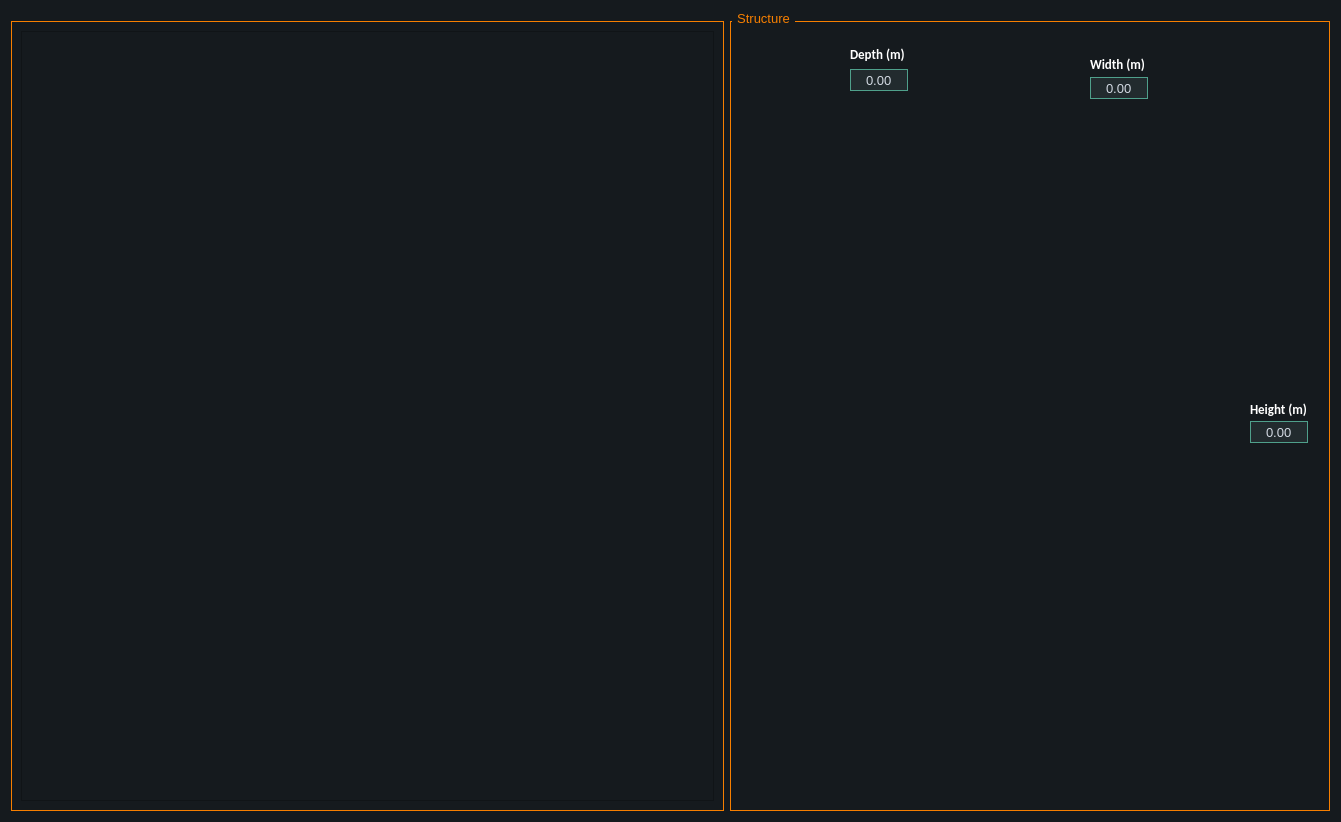
Old version of the form ui/tender_application/installation_tab.ui in the repository AliTavakoliNiya/GriinPower.
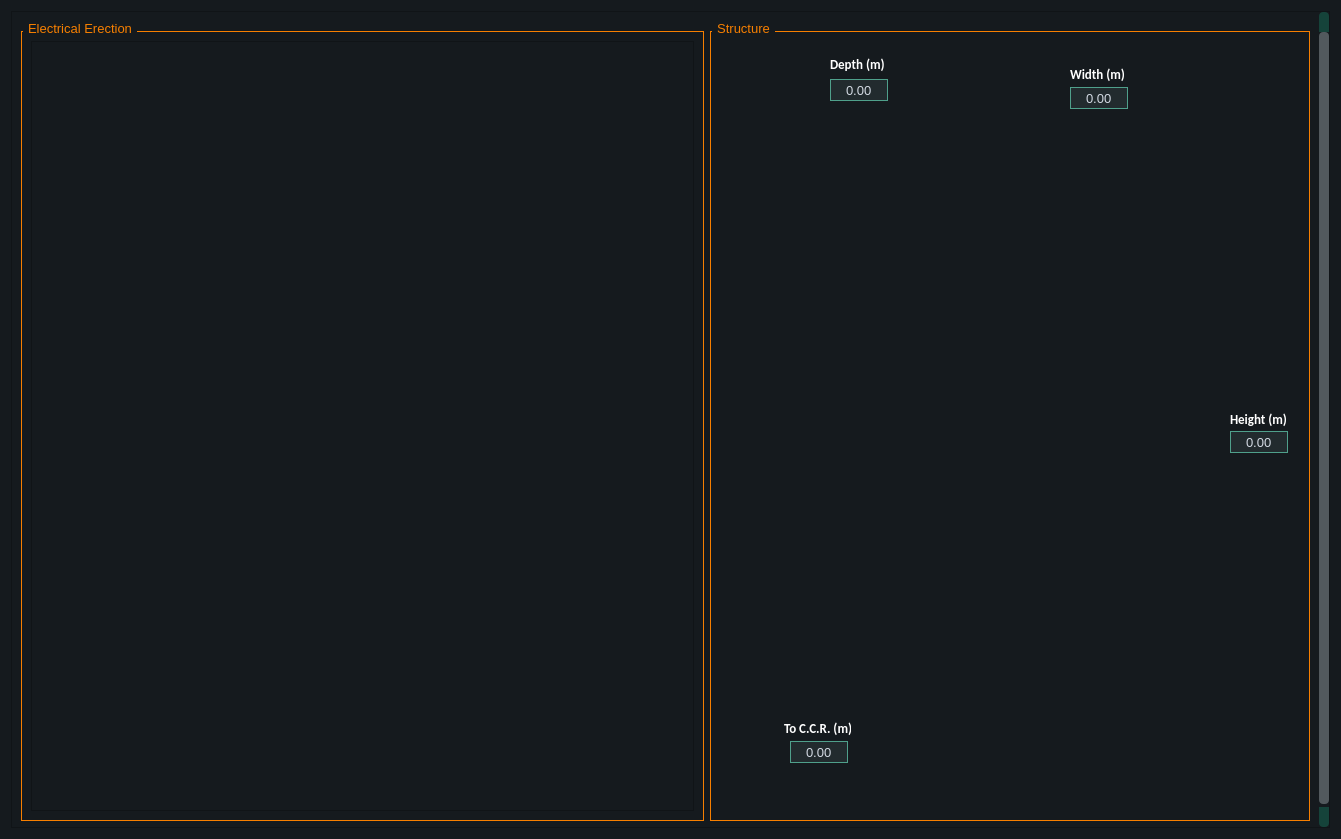
New version of the form. Icons and pictures are not drawn.

```diff
--- a/ui/tender_application/installation_tab.ui
+++ b/ui/tender_application/installation_tab.ui
@@ -7,9 +7,15 @@
     <x>0</x>
     <y>0</y>
     <width>1341</width>
-    <height>819</height>
+    <height>839</height>
    </rect>
   </property>
+  <property name="minimumSize">
+   <size>
+    <width>1280</width>
+    <height>0</height>
+   </size>
+  </property>
   <property name="windowTitle">
    <string>MainWindow</string>
   </property>
@@ -904,20 +910,41 @@
 
 </string>
   </property>
-  <layout class="QHBoxLayout" name="horizontalLayout">
-   <item>
-    <widget class="QGroupBox" name="groupBox">
-     <property name="maximumSize">
+  <layout class="QGridLayout" name="gridLayout">
+   <item row="0" column="0">
+    <widget class="QScrollArea" name="scrollArea">
+     <property name="minimumSize">
       <size>
-       <width>16777215</width>
-       <height>16777215</height>
+       <width>1280</width>
+       <height>0</height>
+      </size>
+     </property>
+     <property name="widgetResizable">
+      <bool>true</bool>
+     </property>
+     <widget class="QWidget" name="scrollAreaWidgetContents">
+      <property name="geometry">
+       <rect>
+        <x>0</x>
+        <y>0</y>
+        <width>1321</width>
+        <height>819</height>
+       </rect>
+      </property>
+      <layout class="QGridLayout" name="gridLayout_3">
+       <item row="0" column="0">
+        <widget class="QGroupBox" name="groupBox_3">
+         <property name="minimumSize">
+          <size>
+           <width>680</width>
+           <height>0</height>
       </size>
      </property>
      <property name="title">
-      <string/>
-     </property>
-     <layout class="QVBoxLayout" name="verticalLayout_3">
-      <item>
+          <string>Electrical Erection</string>
+         </property>
+         <layout class="QGridLayout" name="gridLayout_2">
+          <item row="0" column="0">
        <widget class="QTableView" name="installation_panel_table">
         <property name="selectionMode">
          <enum>QAbstractItemView::SingleSelection</enum>
@@ -936,7 +963,7 @@
      </layout>
     </widget>
    </item>
-   <item alignment="Qt::AlignHCenter|Qt::AlignVCenter">
+       <item row="0" column="1">
     <widget class="QGroupBox" name="groupBox_2">
      <property name="minimumSize">
       <size>
@@ -953,6 +980,9 @@
      <property name="title">
       <string>Structure</string>
      </property>
+         <property name="alignment">
+          <set>Qt::AlignCenter</set>
+         </property>
      <widget class="QLabel" name="label">
       <property name="geometry">
        <rect>
@@ -1080,10 +1110,109 @@
        <string>Depth (m)</string>
       </property>
      </widget>
-    </widget>
+         <widget class="QPushButton" name="update_table">
+          <property name="geometry">
+           <rect>
+            <x>570</x>
+            <y>20</y>
+            <width>20</width>
+            <height>20</height>
+           </rect>
+          </property>
+          <property name="maximumSize">
+           <size>
+            <width>20</width>
+            <height>20</height>
+           </size>
+          </property>
+          <property name="toolTip">
+           <string/>
+          </property>
+          <property name="styleSheet">
+           <string notr="true">QPushButton {
+    background-color: rgba(0, 0, 0, 0); /* Fully transparent background */
+    border: none;                      /* Optional: remove the border */
+}
+QPushButton:hover {
+	color: #d3dae3;
+	padding: 2px;
+	background-color: #F77F00;
+}
+
+QPushButton:pressed {
+	color: #d3dae3;
+	padding: 2px;
+	background-color: #F77F00;
+}
+QPushButton:pressed {
+	color: #d3dae3;
+	padding: 2px;
+	background-color: #2c2f2f;
+}</string>
+          </property>
+          <property name="text">
+           <string/>
+          </property>
+          <property name="icon">
+           <iconset>
+            <normaloff>../../assets/refresh.png</normaloff>../../assets/refresh.png</iconset>
+          </property>
+          <property name="iconSize">
+           <size>
+            <width>17</width>
+            <height>17</height>
+           </size>
+          </property>
+         </widget>
+         <widget class="QDoubleSpinBox" name="ccr_field">
+          <property name="geometry">
+           <rect>
+            <x>80</x>
+            <y>720</y>
+            <width>58</width>
+            <height>22</height>
+           </rect>
+          </property>
+          <property name="alignment">
+           <set>Qt::AlignCenter</set>
+          </property>
+          <property name="buttonSymbols">
+           <enum>QAbstractSpinBox::NoButtons</enum>
+          </property>
+          <property name="maximum">
+           <double>999.000000000000000</double>
+          </property>
+         </widget>
+         <widget class="QLabel" name="label_5">
+          <property name="geometry">
+           <rect>
+            <x>74</x>
+            <y>700</y>
+            <width>67</width>
+            <height>15</height>
+           </rect>
+          </property>
+          <property name="text">
+           <string>To C.C.R. (m)</string>
+          </property>
+         </widget>
+        </widget>
    </item>
   </layout>
  </widget>
+    </widget>
+   </item>
+  </layout>
+ </widget>
+ <tabstops>
+  <tabstop>depth_field</tabstop>
+  <tabstop>width_field</tabstop>
+  <tabstop>height_field</tabstop>
+  <tabstop>ccr_field</tabstop>
+  <tabstop>update_table</tabstop>
+  <tabstop>scrollArea</tabstop>
+  <tabstop>installation_panel_table</tabstop>
+ </tabstops>
  <resources/>
  <connections/>
 </ui>
```
Lines whose indentation alone changed are shown as unchanged.
